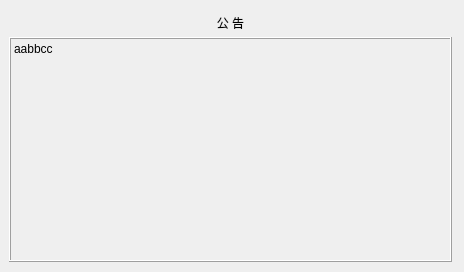
The window that client/ui/wnd_client_login.ui (decenfrontier/PyNetAuth) describes before a commit, drawn with Qt 5.
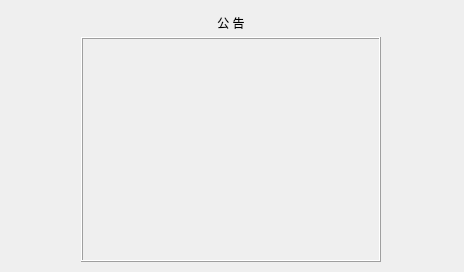
The same window after the commit. The open tabs and pages were chosen to show the change.

What changed in the file:
```diff
--- a/client/ui/wnd_client_login.ui
+++ b/client/ui/wnd_client_login.ui
@@ -662,8 +662,37 @@
      <property name="verticalSpacing">
       <number>0</number>
      </property>
+     <item row="0" column="1">
+      <widget class="QLabel" name="label_4">
+       <property name="text">
+        <string>公 告</string>
+       </property>
+       <property name="alignment">
+        <set>Qt::AlignCenter</set>
+       </property>
+      </widget>
+     </item>
      <item row="1" column="0">
-      <widget class="QLabel" name="lbe_notice">
+      <spacer name="horizontalSpacer_4">
+       <property name="orientation">
+        <enum>Qt::Horizontal</enum>
+       </property>
+       <property name="sizeHint" stdset="0">
+        <size>
+         <width>40</width>
+         <height>20</height>
+        </size>
+       </property>
+      </spacer>
+     </item>
+     <item row="1" column="1">
+      <widget class="QLabel" name="lbe_notice_text">
+       <property name="minimumSize">
+        <size>
+         <width>300</width>
+         <height>0</height>
+        </size>
+       </property>
        <property name="frameShape">
         <enum>QFrame::Box</enum>
        </property>
@@ -674,7 +703,7 @@
         <number>0</number>
        </property>
        <property name="text">
-        <string>aabbcc</string>
+        <string/>
        </property>
        <property name="alignment">
         <set>Qt::AlignLeading|Qt::AlignLeft|Qt::AlignTop</set>
@@ -684,15 +713,18 @@
        </property>
       </widget>
      </item>
-     <item row="0" column="0">
-      <widget class="QLabel" name="label_4">
-       <property name="text">
-        <string>公 告</string>
+     <item row="1" column="2">
+      <spacer name="horizontalSpacer_17">
+       <property name="orientation">
+        <enum>Qt::Horizontal</enum>
        </property>
-       <property name="alignment">
-        <set>Qt::AlignCenter</set>
+       <property name="sizeHint" stdset="0">
+        <size>
+         <width>40</width>
+         <height>20</height>
+        </size>
        </property>
-      </widget>
+      </spacer>
      </item>
     </layout>
    </widget>
```
Left out of the diff: 2 changed lines with no effect on the pictures.
